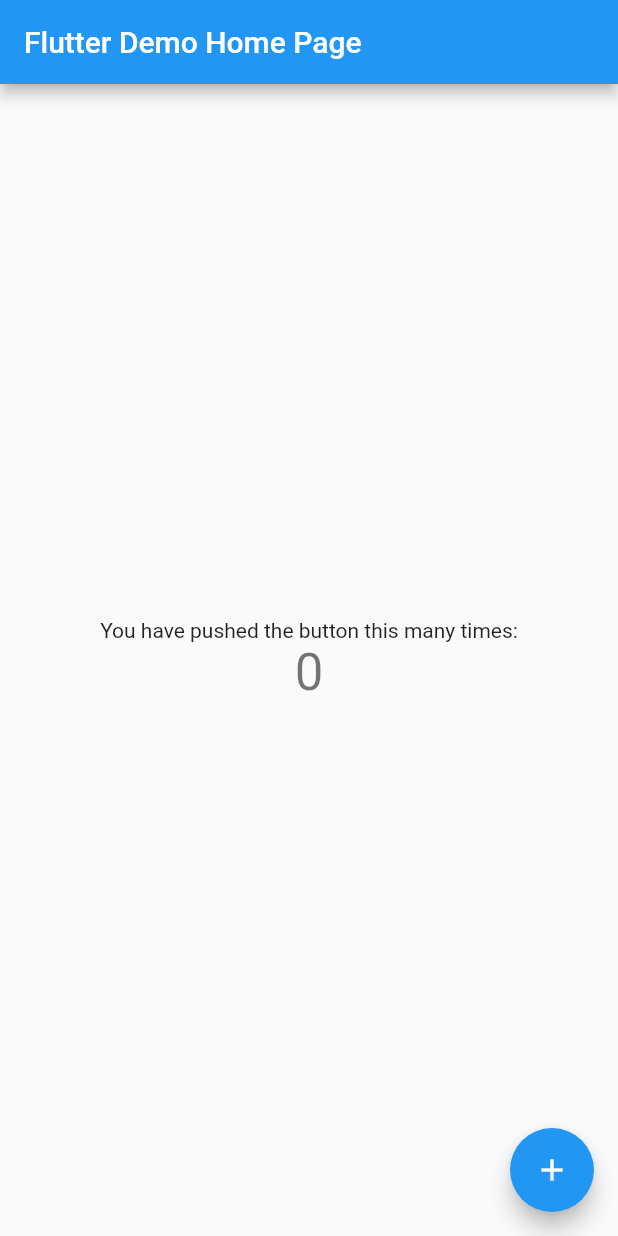
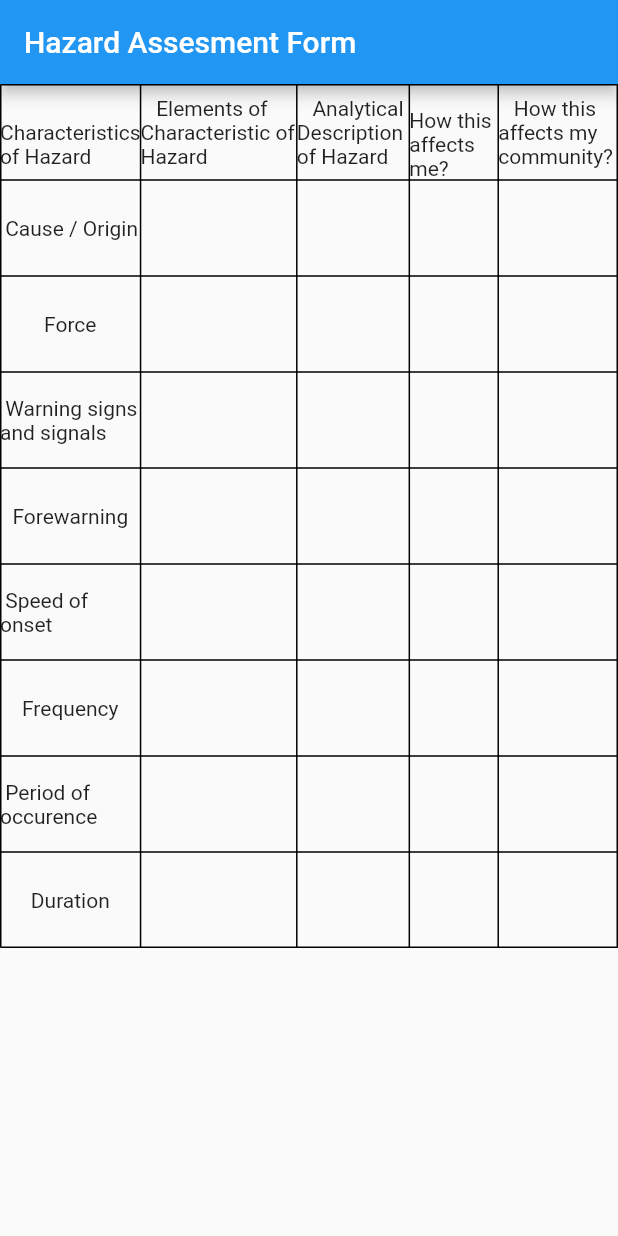
Before and after one commit to AlexMLindemann/JDE-2348, a Flutter app: the screen it shows after launch, on a phone screen of 412 x 824 dp. Run offline on Flutter 3.47's test engine with Material 2 defaults, Android fonts, the phone set to English and light mode, and no system bars.

Commit message:
designed hazard form table

```diff
--- a/ej_strong_tool/lib/main.dart
+++ b/ej_strong_tool/lib/main.dart
@@ -1,115 +1,338 @@
 import 'package:flutter/material.dart';
 
-void main() {
-  runApp(const MyApp());
-}
+void main() => runApp(const MyApp());
 
 class MyApp extends StatelessWidget {
   const MyApp({super.key});
 
-  // This widget is the root of your application.
+  static const String _title = 'Hazard Assesment Form';
+
   @override
   Widget build(BuildContext context) {
     return MaterialApp(
-      title: 'Flutter Demo',
-      theme: ThemeData(
-        // This is the theme of your application.
-        //
-        // Try running your application with "flutter run". You'll see the
-        // application has a blue toolbar. Then, without quitting the app, try
-        // changing the primarySwatch below to Colors.green and then invoke
-        // "hot reload" (press "r" in the console where you ran "flutter run",
-        // or simply save your changes to "hot reload" in a Flutter IDE).
-        // Notice that the counter didn't reset back to zero; the application
-        // is not restarted.
-        primarySwatch: Colors.blue,
+      title: _title,
+      home: Scaffold(
+        appBar: AppBar(title: const Text(_title)),
+        body: const MyStatelessWidget(),
       ),
-      home: const MyHomePage(title: 'Flutter Demo Home Page'),
     );
   }
 }
 
-class MyHomePage extends StatefulWidget {
-  const MyHomePage({super.key, required this.title});
-
-  // This widget is the home page of your application. It is stateful, meaning
-  // that it has a State object (defined below) that contains fields that affect
-  // how it looks.
-
-  // This class is the configuration for the state. It holds the values (in this
-  // case the title) provided by the parent (in this case the App widget) and
-  // used by the build method of the State. Fields in a Widget subclass are
-  // always marked "final".
-
-  final String title;
-
-  @override
-  State<MyHomePage> createState() => _MyHomePageState();
-}
-
-class _MyHomePageState extends State<MyHomePage> {
-  int _counter = 0;
-
-  void _incrementCounter() {
-    setState(() {
-      // This call to setState tells the Flutter framework that something has
-      // changed in this State, which causes it to rerun the build method below
-      // so that the display can reflect the updated values. If we changed
-      // _counter without calling setState(), then the build method would not be
-      // called again, and so nothing would appear to happen.
-      _counter++;
-    });
-  }
+class MyStatelessWidget extends StatelessWidget {
+  const MyStatelessWidget({super.key});
 
   @override
   Widget build(BuildContext context) {
-    // This method is rerun every time setState is called, for instance as done
-    // by the _incrementCounter method above.
-    //
-    // The Flutter framework has been optimized to make rerunning build methods
-    // fast, so that you can just rebuild anything that needs updating rather
-    // than having to individually change instances of widgets.
-    return Scaffold(
-      appBar: AppBar(
-        // Here we take the value from the MyHomePage object that was created by
-        // the App.build method, and use it to set our appbar title.
-        title: Text(widget.title),
-      ),
-      body: Center(
-        // Center is a layout widget. It takes a single child and positions it
-        // in the middle of the parent.
-        child: Column(
-          // Column is also a layout widget. It takes a list of children and
-          // arranges them vertically. By default, it sizes itself to fit its
-          // children horizontally, and tries to be as tall as its parent.
-          //
-          // Invoke "debug painting" (press "p" in the console, choose the
-          // "Toggle Debug Paint" action from the Flutter Inspector in Android
-          // Studio, or the "Toggle Debug Paint" command in Visual Studio Code)
-          // to see the wireframe for each widget.
-          //
-          // Column has various properties to control how it sizes itself and
-          // how it positions its children. Here we use mainAxisAlignment to
-          // center the children vertically; the main axis here is the vertical
-          // axis because Columns are vertical (the cross axis would be
-          // horizontal).
-          mainAxisAlignment: MainAxisAlignment.center,
+    return Table(
+      border: TableBorder.all(),
+      columnWidths: const <int, TableColumnWidth>{
+        0: IntrinsicColumnWidth(),
+        1: IntrinsicColumnWidth(),
+        2: IntrinsicColumnWidth(),
+        3: IntrinsicColumnWidth(),
+        4: IntrinsicColumnWidth(),
+      },
+      defaultVerticalAlignment: TableCellVerticalAlignment.middle,
+      children: <TableRow>[
+        TableRow(
           children: <Widget>[
-            const Text(
-              'You have pushed the button this many times:',
+            Container(
+              child: Align(alignment: Alignment.center,
+                child: Text('   Characteristics of Hazard   '))
             ),
-            Text(
-              '$_counter',
-              style: Theme.of(context).textTheme.headlineMedium,
+            TableCell(
+              child: Container(
+                child: Align(alignment: Alignment.center,
+                  child: Text('   Elements of Characteristic of Hazard   '))
+              ),
+            ),
+            TableCell(child: Container(
+              child: Align(alignment: Alignment.center,
+                child: Text('   Analytical Description of Hazard   '))
+              ),
+            ),
+            TableCell(child: Container(
+              child: Align(alignment: Alignment.center,
+                child: Text('          How this affects me?           '))
+              ),
+            ),
+            TableCell(child: Container(
+              child: Align(alignment: Alignment.center,
+                child: Text('   How this affects my community?   '))
+              ),
+            ),
+            Container(
+              height: 64,
+              color: Colors.blue,
             ),
           ],
         ),
-      ),
-      floatingActionButton: FloatingActionButton(
-        onPressed: _incrementCounter,
-        tooltip: 'Increment',
-        child: const Icon(Icons.add),
-      ), // This trailing comma makes auto-formatting nicer for build methods.
+        TableRow(
+          children: <Widget>[
+            Container(
+              child: Align(alignment: Alignment.center,
+                child: Text(' Cause / Origin '))
+            ),
+            TableCell(
+              child: Container(
+                child: Align(alignment: Alignment.center,
+                  child: Text('  '))
+              ),
+            ),
+            TableCell(child: Container(
+              child: Align(alignment: Alignment.center,
+                child: Text('  '))
+              ),
+            ),
+            TableCell(child: Container(
+              child: Align(alignment: Alignment.center,
+                child: Text('  '))
+              ),
+            ),
+            TableCell(child: Container(
+              child: Align(alignment: Alignment.center,
+                child: Text('  '))
+              ),
+            ),
+            Container(
+              height: 64,
+              color: Colors.blue,
+            ),
+          ],
+        ),
+        TableRow(
+          children: <Widget>[
+            Container(
+              child: Align(alignment: Alignment.center,
+                child: Text(' Force '))
+            ),
+            TableCell(
+              child: Container(
+                child: Align(alignment: Alignment.center,
+                  child: Text('  '))
+              ),
+            ),
+            TableCell(child: Container(
+              child: Align(alignment: Alignment.center,
+                child: Text('  '))
+              ),
+            ),
+            TableCell(child: Container(
+              child: Align(alignment: Alignment.center,
+                child: Text('  '))
+              ),
+            ),
+            TableCell(child: Container(
+              child: Align(alignment: Alignment.center,
+                child: Text('  '))
+              ),
+            ),
+            Container(
+              height: 64,
+              color: Colors.blue,
+            ),
+          ],
+        ),
+        TableRow(
+          children: <Widget>[
+            Container(
+              child: Align(alignment: Alignment.center,
+                child: Text(' Warning signs and signals '))
+            ),
+            TableCell(
+              child: Container(
+                child: Align(alignment: Alignment.center,
+                  child: Text('  '))
+              ),
+            ),
+            TableCell(child: Container(
+              child: Align(alignment: Alignment.center,
+                child: Text('  '))
+              ),
+            ),
+            TableCell(child: Container(
+              child: Align(alignment: Alignment.center,
+                child: Text('  '))
+              ),
+            ),
+            TableCell(child: Container(
+              child: Align(alignment: Alignment.center,
+                child: Text('  '))
+              ),
+            ),
+            Container(
+              height: 64,
+              color: Colors.blue,
+            ),
+          ],
+        ),
+        TableRow(
+          children: <Widget>[
+            Container(
+              child: Align(alignment: Alignment.center,
+                child: Text(' Forewarning '))
+            ),
+            TableCell(
+              child: Container(
+                child: Align(alignment: Alignment.center,
+                  child: Text('  '))
+              ),
+            ),
+            TableCell(child: Container(
+              child: Align(alignment: Alignment.center,
+                child: Text('  '))
+              ),
+            ),
+            TableCell(child: Container(
+              child: Align(alignment: Alignment.center,
+                child: Text('  '))
+              ),
+            ),
+            TableCell(child: Container(
+              child: Align(alignment: Alignment.center,
+                child: Text('  '))
+              ),
+            ),
+            Container(
+              height: 64,
+              color: Colors.blue,
+            ),
+          ],
+        ),
+        TableRow(
+          children: <Widget>[
+            Container(
+              child: Align(alignment: Alignment.center,
+                child: Text(' Speed of onset '))
+            ),
+            TableCell(
+              child: Container(
+                child: Align(alignment: Alignment.center,
+                  child: Text('  '))
+              ),
+            ),
+            TableCell(child: Container(
+              child: Align(alignment: Alignment.center,
+                child: Text('  '))
+              ),
+            ),
+            TableCell(child: Container(
+              child: Align(alignment: Alignment.center,
+                child: Text('  '))
+              ),
+            ),
+            TableCell(child: Container(
+              child: Align(alignment: Alignment.center,
+                child: Text('  '))
+              ),
+            ),
+            Container(
+              height: 64,
+              color: Colors.blue,
+            ),
+          ],
+        ),
+        TableRow(
+          children: <Widget>[
+            Container(
+              child: Align(alignment: Alignment.center,
+                child: Text(' Frequency '))
+            ),
+            TableCell(
+              child: Container(
+                child: Align(alignment: Alignment.center,
+                  child: Text('  '))
+              ),
+            ),
+            TableCell(child: Container(
+              child: Align(alignment: Alignment.center,
+                child: Text('  '))
+              ),
+            ),
+            TableCell(child: Container(
+              child: Align(alignment: Alignment.center,
+                child: Text('  '))
+              ),
+            ),
+            TableCell(child: Container(
+              child: Align(alignment: Alignment.center,
+                child: Text('  '))
+              ),
+            ),
+            Container(
+              height: 64,
+              color: Colors.blue,
+            ),
+          ],
+        ),
+        TableRow(
+          children: <Widget>[
+            Container(
+              child: Align(alignment: Alignment.center,
+                child: Text(' Period of occurence '))
+            ),
+            TableCell(
+              child: Container(
+                child: Align(alignment: Alignment.center,
+                  child: Text('  '))
+              ),
+            ),
+            TableCell(child: Container(
+              child: Align(alignment: Alignment.center,
+                child: Text('  '))
+              ),
+            ),
+            TableCell(child: Container(
+              child: Align(alignment: Alignment.center,
+                child: Text('  '))
+              ),
+            ),
+            TableCell(child: Container(
+              child: Align(alignment: Alignment.center,
+                child: Text('  '))
+              ),
+            ),
+            Container(
+              height: 64,
+              color: Colors.blue,
+            ),
+          ],
+        ),
+        TableRow(
+          children: <Widget>[
+            Container(
+              child: Align(alignment: Alignment.center,
+                child: Text(' Duration '))
+            ),
+            TableCell(
+              child: Container(
+                child: Align(alignment: Alignment.center,
+                  child: Text('  '))
+              ),
+            ),
+            TableCell(child: Container(
+              child: Align(alignment: Alignment.center,
+                child: Text('  '))
+              ),
+            ),
+            TableCell(child: Container(
+              child: Align(alignment: Alignment.center,
+                child: Text('  '))
+              ),
+            ),
+            TableCell(child: Container(
+              child: Align(alignment: Alignment.center,
+                child: Text('  '))
+              ),
+            ),
+            Container(
+              height: 64,
+              color: Colors.blue,
+            ),
+          ],
+        ),
+      ],
     );
   }
 }
--- a/ej_strong_tool/lib/pages/hazard_tables.dart
+++ b/ej_strong_tool/lib/pages/hazard_tables.dart
@@ -1,2 +1,2 @@
 import 'package:flutter/material.dart';
-import 'package:ej_strong_tool/models/hazard_table.dart'
+import 'package:ej_strong_tool/models/hazard_table.dart';
```
